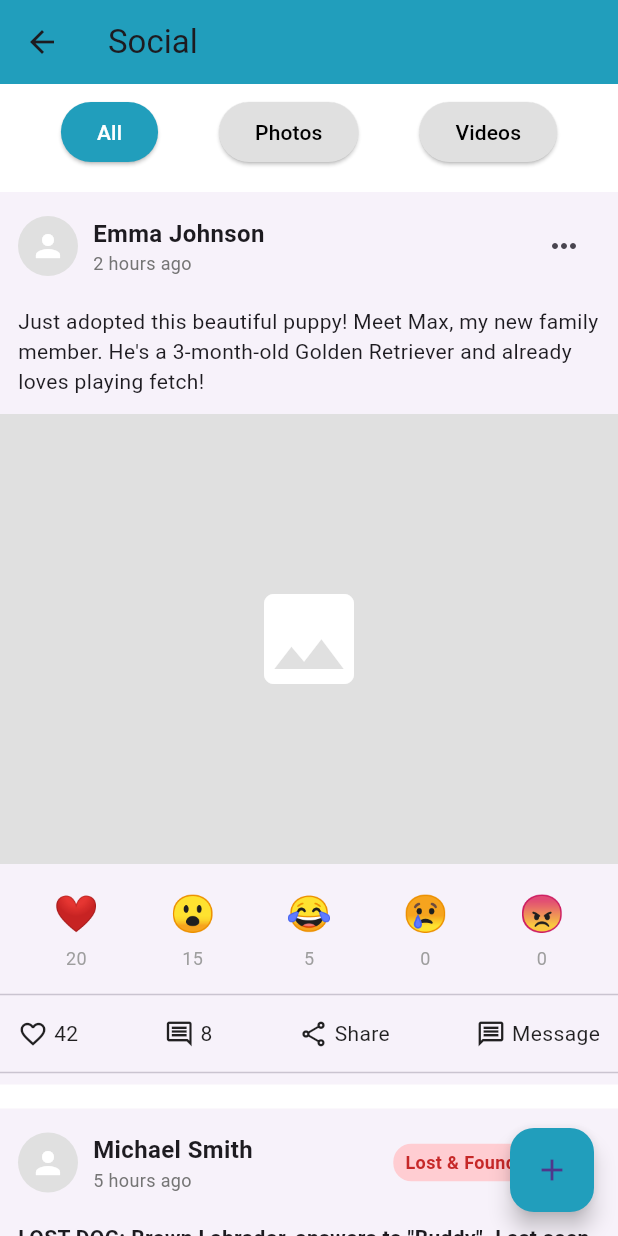
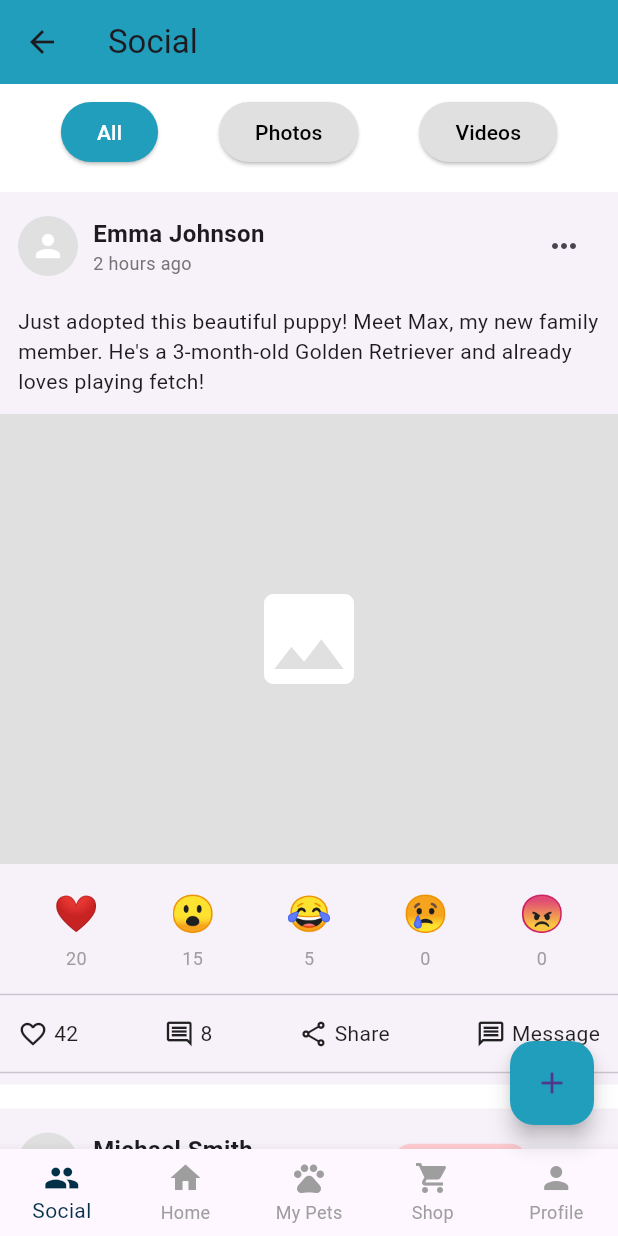
Before and after one commit to Shribodhi/SDGP-PawRescue, a Flutter app: the SocialPage screen opened directly, on a phone screen of 412 x 824 dp. Run offline on Flutter 3.47's test engine with Material 3 defaults, Android fonts, the phone set to English and light mode, and no system bars.

Commit message:
fixed some errors
previously the bottom bar was not on the social page. So fixed the code to have the bottom bar in the social page too.

```diff
--- a/lib/screens/social_page.dart
+++ b/lib/screens/social_page.dart
@@ -153,6 +153,39 @@ class _SocialPageState extends State<SocialPage> {
         },
         backgroundColor: const Color(0xFF219EBC),
         child: const Icon(Icons.add),
+      ),
+      bottomNavigationBar: BottomNavigationBar(
+        currentIndex: 0,
+        onTap: (index) {
+          if (index != 0) {
+            Navigator.pop(context);
+          }
+        },
+        type: BottomNavigationBarType.fixed,
+        selectedItemColor: const Color(0xFF023047),
+        unselectedItemColor: Colors.grey,
+        items: const [
+          BottomNavigationBarItem(
+            icon: Icon(Icons.people),
+            label: 'Social',
+          ),
+          BottomNavigationBarItem(
+            icon: Icon(Icons.home),
+            label: 'Home',
+          ),
+          BottomNavigationBarItem(
+            icon: Icon(Icons.pets),
+            label: 'My Pets',
+          ),
+          BottomNavigationBarItem(
+            icon: Icon(Icons.shopping_cart),
+            label: 'Shop',
+          ),
+          BottomNavigationBarItem(
+            icon: Icon(Icons.person),
+            label: 'Profile',
+          ),
+        ],
       ),
     );
   }
```
Also changed, not shown: 4 other files.
